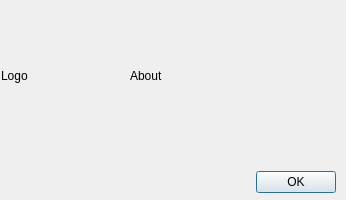
Old version of the form ui/about.ui in the repository gitter-badger/simplechatclient.
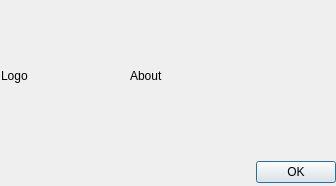
New version of the form. Icons and pictures are not drawn.

```diff
--- a/ui/about.ui
+++ b/ui/about.ui
@@ -6,8 +6,8 @@
    <rect>
     <x>0</x>
     <y>0</y>
-    <width>346</width>
-    <height>200</height>
+    <width>336</width>
+    <height>186</height>
    </rect>
   </property>
   <property name="sizePolicy">
@@ -18,14 +18,14 @@
   </property>
   <property name="minimumSize">
    <size>
-    <width>346</width>
-    <height>200</height>
+    <width>336</width>
+    <height>186</height>
    </size>
   </property>
   <property name="maximumSize">
    <size>
-    <width>346</width>
-    <height>200</height>
+    <width>336</width>
+    <height>186</height>
    </size>
   </property>
   <property name="windowTitle">
@@ -39,7 +39,7 @@
    <property name="geometry">
     <rect>
      <x>170</x>
-     <y>170</y>
+     <y>160</y>
      <width>166</width>
      <height>25</height>
     </rect>
```
